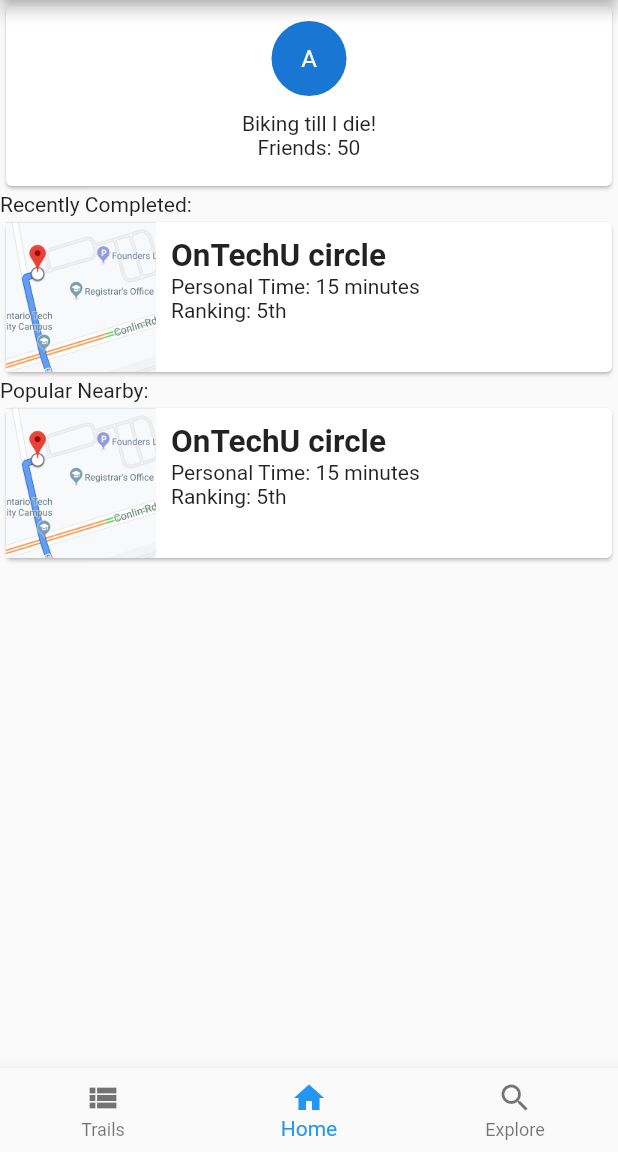
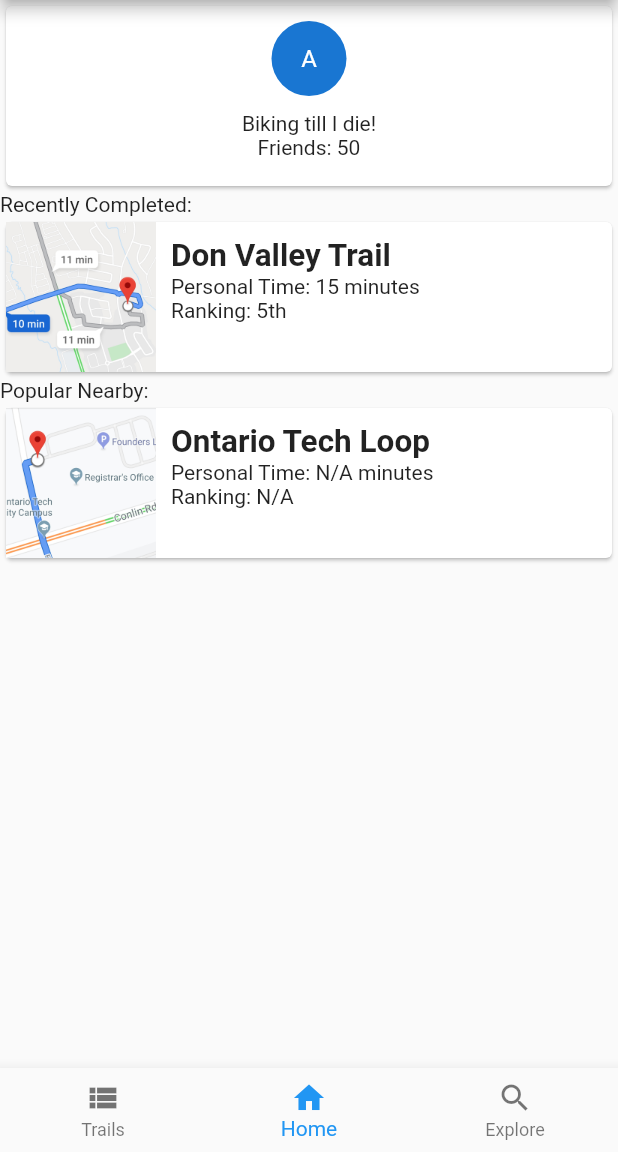
Before and after one commit to justinjk007/ui-course-project, a Flutter app: the HomePage screen opened directly, on a phone screen of 412 x 824 dp, the part 84-1236 px from its top. Run offline on Flutter 3.47's test engine with Material 2 defaults, Android fonts, the phone set to English and light mode, and no system bars; missing offline and left inert: flutter_timer.

Commit message:
modified:   lib/home_page.dart 	modified:   lib/maps_list_page.dart 	modified:   lib/others_and_me.dart 	modified:   pubspec.lock

```diff
--- a/lib/home_page.dart
+++ b/lib/home_page.dart
@@ -1,4 +1,5 @@
 import 'package:byke/maps_list_page.dart';
+import 'package:byke/others_and_me.dart';
 import 'package:flutter/material.dart';
 
 import 'maps_list_widget.dart';
@@ -26,15 +27,15 @@ class HomePageState extends State<HomePage> {
             CustomCard(),
             Text("Recently Completed:"),
             MapsListWidget(
-              title: "OnTechU circle",
+              title: "Don Valley Trail",
               content: Text("Personal Time: 15 minutes\nRanking: 5th"),
               height: 100,
-              image: "assets/map1_crop.jpg",
+              image: "assets/map3_crop.jpg",
             ),
             Text("Popular Nearby:"),
             MapsListWidget(
-              title: "OnTechU circle",
-              content: Text("Personal Time: 15 minutes\nRanking: 5th"),
+              title: "Ontario Tech Loop",
+              content: Text("Personal Time: N/A minutes\nRanking: N/A"),
               height: 100,
               image: "assets/map1_crop.jpg",
             ),
@@ -76,7 +77,7 @@ class HomePageState extends State<HomePage> {
                   context,
                   new MaterialPageRoute(
                     settings: RouteSettings(isInitialRoute: true),
-                    builder: (context) => new HomePage(),
+                    builder: (context) => new OthersAndMe(),
                   ),
                 );
             }
--- a/lib/maps_list_page.dart
+++ b/lib/maps_list_page.dart
@@ -1,4 +1,5 @@
 import 'package:byke/home_page.dart';
+import 'package:byke/others_and_me.dart';
 import 'package:flutter/material.dart';
 import 'maps_list_widget.dart';
 
@@ -106,7 +107,7 @@ class _MapsListPageState extends State<MapsListPage> {
                   context,
                   new MaterialPageRoute(
                     settings: RouteSettings(isInitialRoute: true),
-                    builder: (context) => new HomePage(),
+                    builder: (context) => new OthersAndMe(),
                   ),
                 );
             }
```
Also changed, not shown: lib/others_and_me.dart (+58 -1 lines), pubspec.lock.
